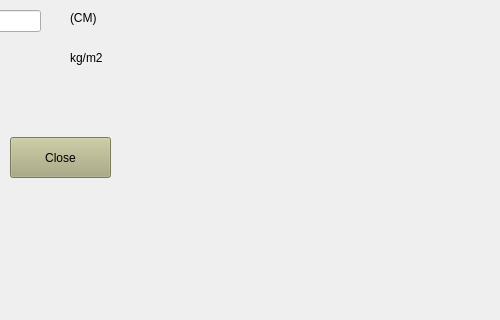
First picture: the form in ui/MainWindow.ui, repository Thanhthao05/BMI-LGBT, before the edit; both pictures show x 300 to 800 and y 170 to 490 of the 800 by 600 pixel window.
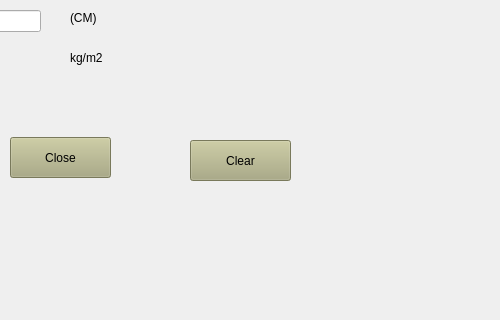
Second picture: the form after the edit. Icons and pictures are not drawn.

What changed in the file:
```diff
--- a/ui/MainWindow.ui
+++ b/ui/MainWindow.ui
@@ -219,6 +219,28 @@
      <string/>
     </property>
    </widget>
+   <widget class="QPushButton" name="pushButtonClear">
+    <property name="geometry">
+     <rect>
+      <x>490</x>
+      <y>310</y>
+      <width>101</width>
+      <height>41</height>
+     </rect>
+    </property>
+    <property name="styleSheet">
+     <string notr="true">background-color: rgb(170, 170, 127);</string>
+    </property>
+    <property name="text">
+     <string>Clear</string>
+    </property>
+    <property name="iconSize">
+     <size>
+      <width>30</width>
+      <height>30</height>
+     </size>
+    </property>
+   </widget>
   </widget>
   <widget class="QMenuBar" name="menubar">
    <property name="geometry">
```
Left out of the diff: 4 changed lines with no effect on the pictures.
